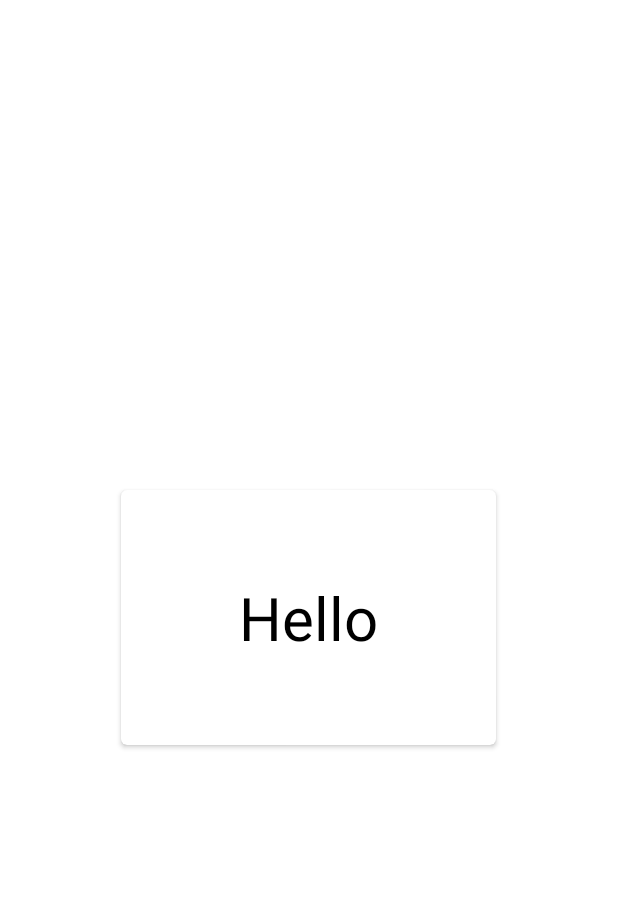
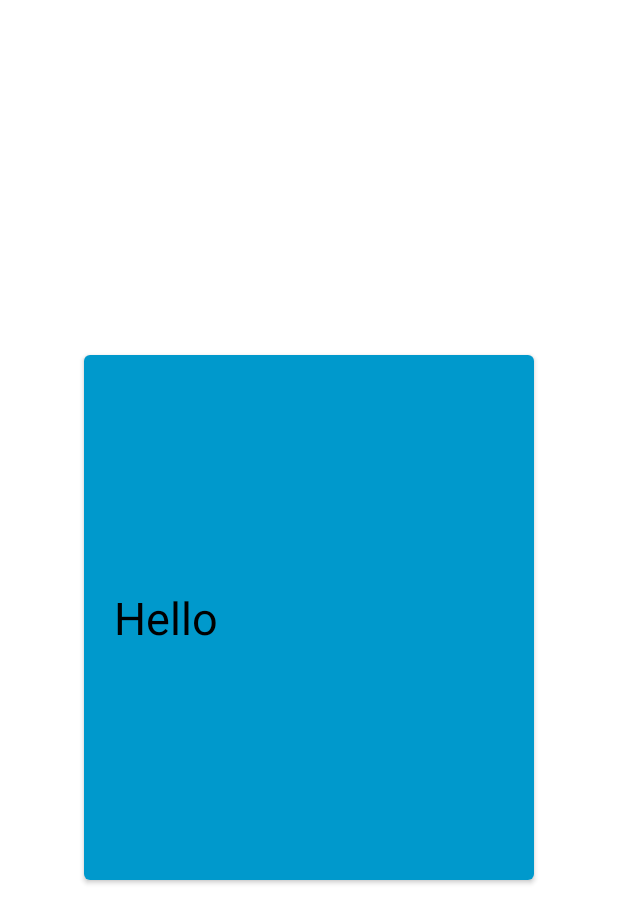
Before and after one commit to ZhangPluto/SimpleDatingApp, an Android app: the layout item.xml on its own in the app's theme, with its tools: preview values and no code run, on a phone screen of 412 x 824 dp. Shown: the top 923 px of the screen. Run offline under Robolectric (Android 15) with nearby library versions, the phone set to English and light mode, and no system bars.

Commit message:
Add image view(not working)

```diff
--- a/app/src/main/java/top/pluto/datingapp/MainActivity.java
+++ b/app/src/main/java/top/pluto/datingapp/MainActivity.java
@@ -200,7 +200,6 @@ public class MainActivity extends AppCompatActivity {
         oppositeSexDb.addChildEventListener(new ChildEventListener() {
             @Override
             public void onChildAdded(@NonNull DataSnapshot snapshot, @Nullable String previousChildName) {
-
                 if (snapshot.exists() && !snapshot.child("connections").child("nope").hasChild(currentUId) && !snapshot.child("connections").child("yeps").hasChild(currentUId)) {
                     cards item = new cards(snapshot.getKey(),snapshot.child("name").getValue().toString());
                     rowItems.add(item);
--- a/app/src/main/java/top/pluto/datingapp/SettingsActivity.java
+++ b/app/src/main/java/top/pluto/datingapp/SettingsActivity.java
@@ -140,8 +140,8 @@ public class SettingsActivity extends AppCompatActivity {
                 public void onFailure(@NonNull Exception e) {
                     finish();
                 }
-            });
-            uploadTask.addOnSuccessListener(new OnSuccessListener<UploadTask.TaskSnapshot>() {
+            })
+            .addOnSuccessListener(new OnSuccessListener<UploadTask.TaskSnapshot>() {
                 @Override
                 public void onSuccess(UploadTask.TaskSnapshot taskSnapshot) {
                     Task<Uri> downloadUrl = filepath.getDownloadUrl();
--- a/app/src/main/java/top/pluto/datingapp/arrayAdapter.java
+++ b/app/src/main/java/top/pluto/datingapp/arrayAdapter.java
@@ -9,6 +9,8 @@ import android.widget.ImageView;
 import android.widget.TextView;
 
 import androidx.annotation.NonNull;
+
+import com.bumptech.glide.Glide;
 
 import org.w3c.dom.Text;
 
@@ -36,7 +38,7 @@ public class arrayAdapter extends ArrayAdapter<cards> {
         ImageView image = (ImageView) convertView.findViewById(R.id.image);
 
         name.setText(card_item.getName());
-        image.setImageResource(R.mipmap.ic_launcher);
+//        Glide.with(getContext()).load(card_item.getProfileImageUrl()).into(image);
 
         return convertView;
     }
--- a/app/src/main/res/layout/activity_main.xml
+++ b/app/src/main/res/layout/activity_main.xml
@@ -28,7 +28,7 @@
 
     <com.lorentzos.flingswipe.SwipeFlingAdapterView
         android:id="@+id/frame"
-        android:background="#ffeee9e2"
+        android:background="@color/white"
         android:layout_width="match_parent"
         android:layout_height="match_parent"
         app:rotation_degrees="15.5"
--- a/app/src/main/res/layout/item.xml
+++ b/app/src/main/res/layout/item.xml
@@ -21,25 +21,30 @@
 
         android:id="@+id/cardView"
         >
-        <FrameLayout
+        <LinearLayout
             android:layout_gravity="center"
-            android:layout_width="250dp"
-            android:layout_height="170dp">
+            android:layout_width="300dp"
+            android:layout_height="350dp"
+            android:orientation="vertical">
                 <ImageView
                     android:layout_width="match_parent"
                     android:layout_height="wrap_content"
                     android:id="@+id/image"
+                    android:scaleType="centerCrop"/>
+<!--                    android:layout_height="300dp"-->
 
-                    />
+
                 <TextView
                     android:id="@+id/name"
-                    android:textSize="40sp"
+                    android:textSize="30dp"
+                    android:paddingLeft="20sp"
+                    android:background="@android:color/holo_blue_dark"
                     android:textColor="@android:color/black"
-                    android:gravity="center"
+                    android:gravity="center|left"
                     tools:text="Hello"
                     android:layout_width="match_parent"
                     android:layout_height="match_parent" />
-        </FrameLayout>
+        </LinearLayout>
 
 
     </androidx.cardview.widget.CardView>
```
Also changed, not shown: app/src/main/java/top/pluto/datingapp/cards.java (+15 -0 lines).
